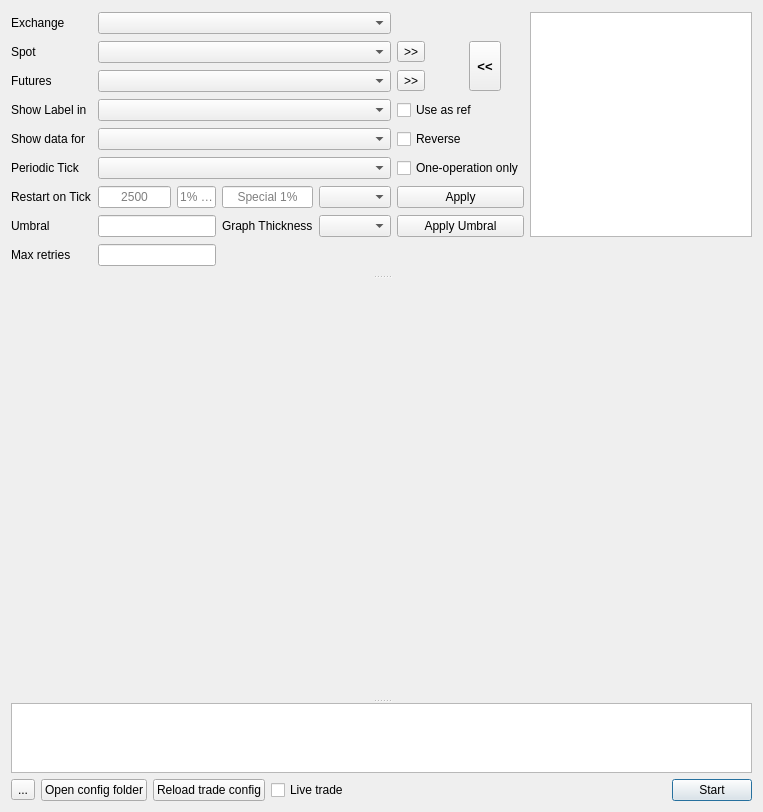
The window that ui/maindialog.ui (iamOgunyinka/octo-broccoli) describes before a commit, drawn with Qt 5.
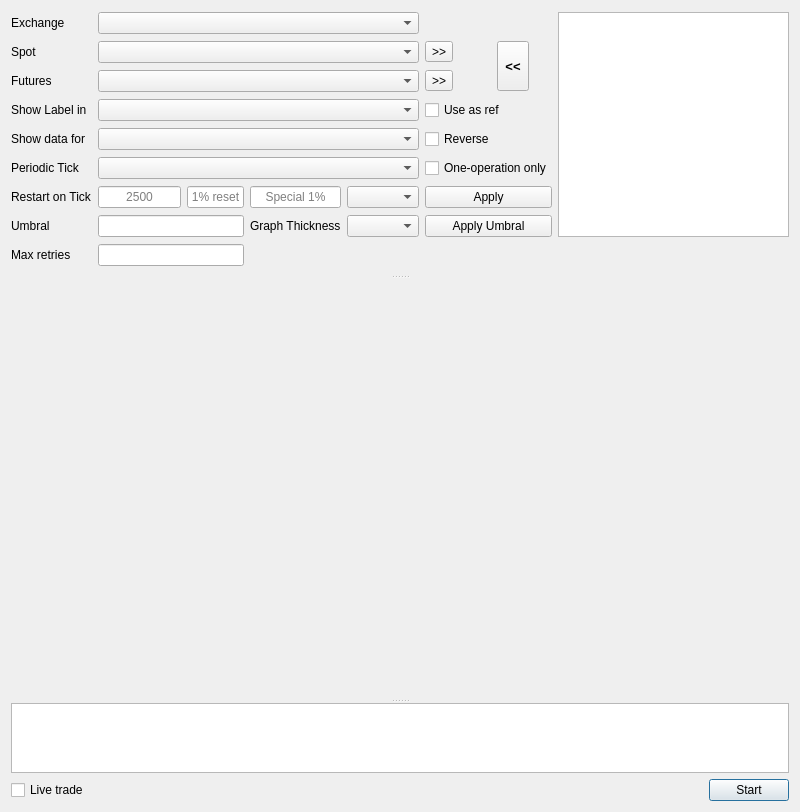
The same window after the commit. Custom widgets are drawn as their Qt base class.

Patch:
```diff
--- a/ui/maindialog.ui
+++ b/ui/maindialog.ui
@@ -6,7 +6,7 @@
    <rect>
     <x>0</x>
     <y>0</y>
-    <width>763</width>
+    <width>794</width>
     <height>812</height>
    </rect>
   </property>
@@ -14,14 +14,27 @@
    <string>Korrelator</string>
   </property>
   <layout class="QGridLayout" name="gridLayout_2">
-   <item row="1" column="6">
+   <item row="1" column="2">
+    <spacer name="horizontalSpacer">
+     <property name="orientation">
+      <enum>Qt::Horizontal</enum>
+     </property>
+     <property name="sizeHint" stdset="0">
+      <size>
+       <width>642</width>
+       <height>20</height>
+      </size>
+     </property>
+    </spacer>
+   </item>
+   <item row="1" column="3">
     <widget class="QPushButton" name="startButton">
      <property name="text">
       <string>Start</string>
      </property>
     </widget>
    </item>
-   <item row="0" column="0" colspan="7">
+   <item row="0" column="0" colspan="4">
     <widget class="QSplitter" name="splitter_2">
      <property name="orientation">
       <enum>Qt::Vertical</enum>
@@ -269,47 +282,13 @@
      </widget>
     </widget>
    </item>
-   <item row="1" column="5">
-    <spacer name="horizontalSpacer">
-     <property name="orientation">
-      <enum>Qt::Horizontal</enum>
-     </property>
-     <property name="sizeHint" stdset="0">
-      <size>
-       <width>642</width>
-       <height>20</height>
-      </size>
-     </property>
-    </spacer>
-   </item>
-   <item row="1" column="4">
+   <item row="1" column="0" colspan="2">
     <widget class="QCheckBox" name="liveTradeCheckbox">
      <property name="text">
       <string>Live trade</string>
      </property>
     </widget>
    </item>
-   <item row="1" column="3">
-    <widget class="QPushButton" name="reloadTradeConfigButton">
-     <property name="text">
-      <string>Reload trade config</string>
-     </property>
-    </widget>
-   </item>
-   <item row="1" column="0" colspan="2">
-    <widget class="QToolButton" name="settingsButton">
-     <property name="text">
-      <string>...</string>
-     </property>
-    </widget>
-   </item>
-   <item row="1" column="2">
-    <widget class="QPushButton" name="openConfigFolderButton">
-     <property name="text">
-      <string>Open config folder</string>
-     </property>
-    </widget>
-   </item>
   </layout>
  </widget>
  <customwidgets>
```
Left out of the diff: 5 changed lines with no effect on the pictures.
